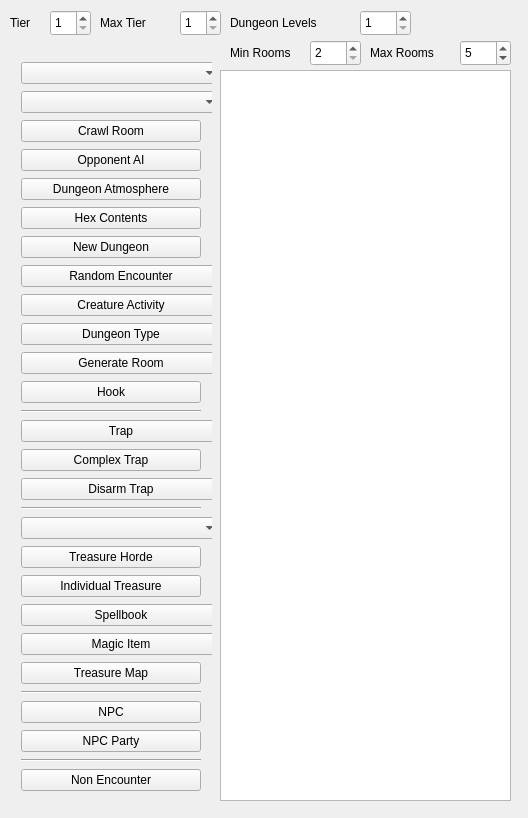
Old version of the form mainwindow.ui in the repository erickveil/UndermountainRooms.
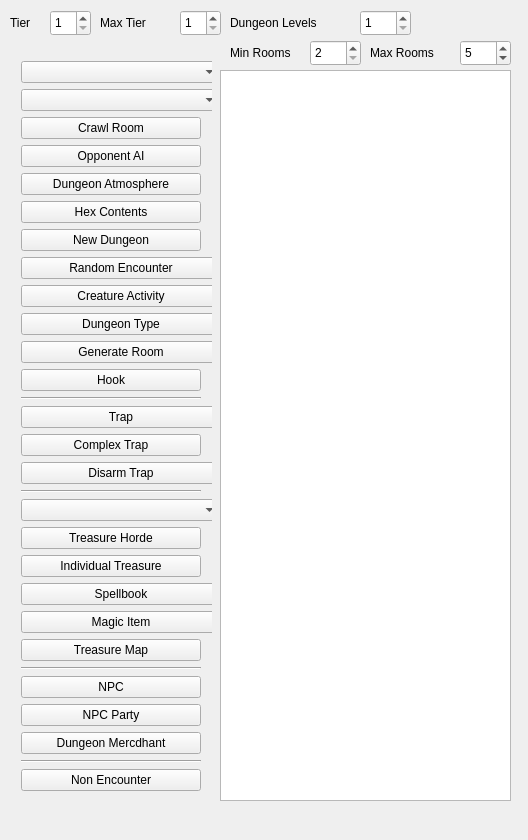
New version of the form. Icons and pictures are not drawn.

Commit message: Added dungeon merchants

```diff
--- a/mainwindow.ui
+++ b/mainwindow.ui
@@ -7,7 +7,7 @@
     <x>0</x>
     <y>0</y>
     <width>528</width>
-    <height>818</height>
+    <height>840</height>
    </rect>
   </property>
   <property name="windowTitle">
@@ -34,7 +34,7 @@
       <x>10</x>
       <y>50</y>
       <width>202</width>
-      <height>761</height>
+      <height>781</height>
      </rect>
     </property>
     <layout class="QVBoxLayout" name="verticalLayout_2">
@@ -292,6 +292,13 @@
        </property>
       </widget>
      </item>
+     <item>
+      <widget class="QPushButton" name="pb_dungeonMerch">
+       <property name="text">
+        <string>Dungeon Mercdhant</string>
+       </property>
+      </widget>
+     </item>
      <item>
       <widget class="Line" name="line_4">
        <property name="orientation">
```
The commit also changes 10 other files.
